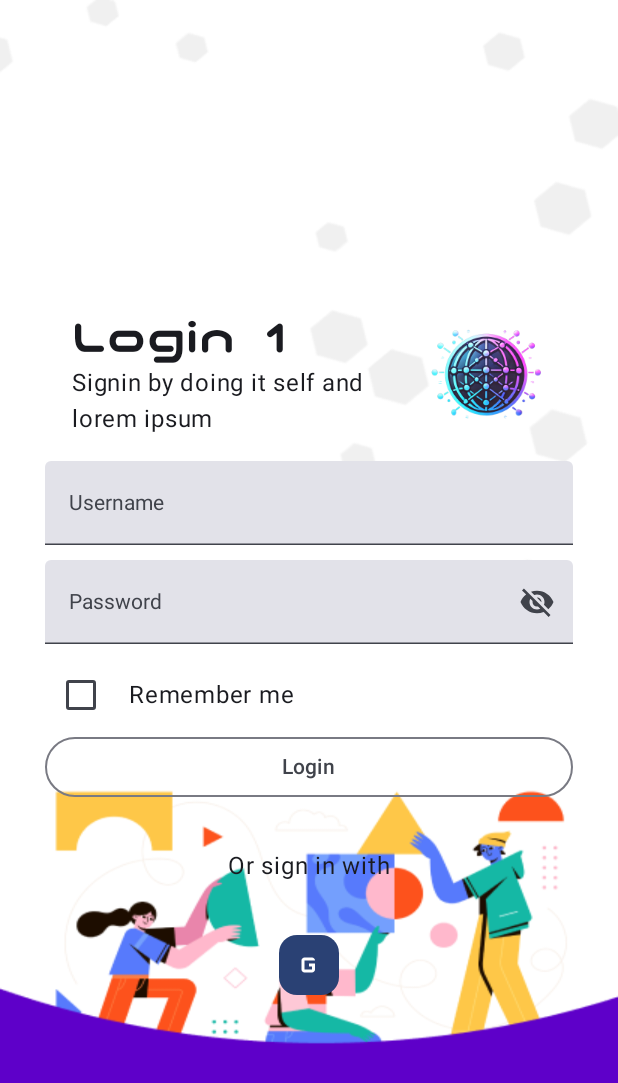
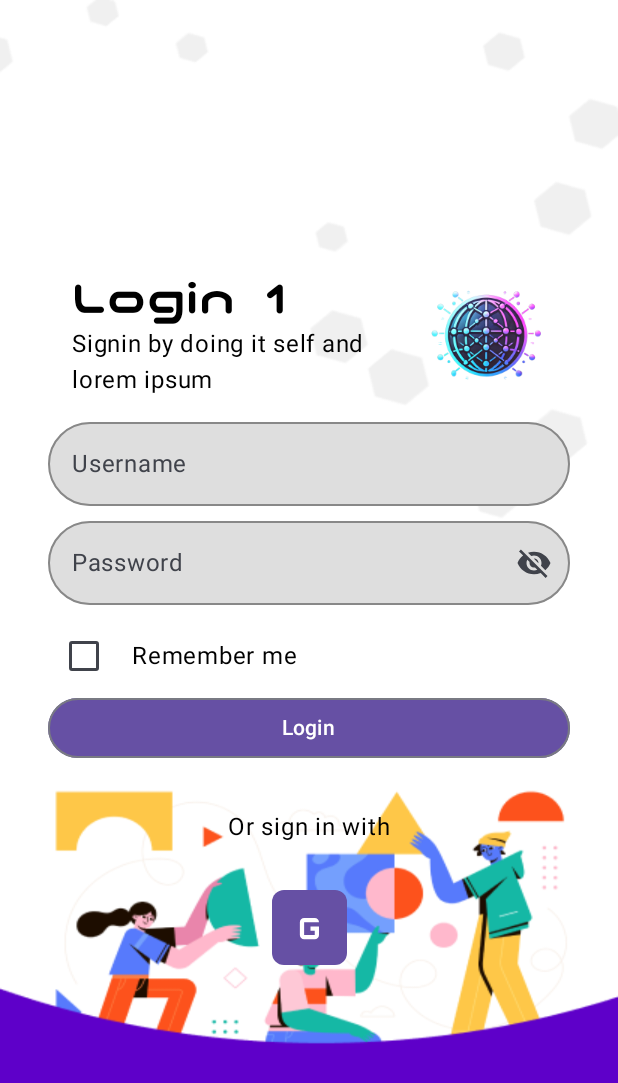
Before and after one commit to alramdhan/EssentialCode, an Android app built with Jetpack Compose: the screen it shows after launch (MainActivity), on a phone screen of 412 x 824 dp. Shown: the top 1083 px of the screen. Run offline under Robolectric (Android 15) with nearby library versions, the light colour scheme and no system bars; our stand-ins replace Dagger/Hilt's generated code, Firebase (no records; nobody signed in at launch, a user with empty details on screens opened directly); 4 statements that could not run were skipped.

Commit message:
update sign in view

```diff
--- a/app/src/main/java/com/logixphere/essentialcode/ui/auth/AuthActivity.kt
+++ b/app/src/main/java/com/logixphere/essentialcode/ui/auth/AuthActivity.kt
@@ -13,8 +13,10 @@ import androidx.compose.foundation.layout.fillMaxSize
 import androidx.compose.foundation.layout.fillMaxWidth
 import androidx.compose.foundation.layout.height
 import androidx.compose.foundation.layout.padding
+import androidx.compose.foundation.layout.size
 import androidx.compose.foundation.layout.width
 import androidx.compose.foundation.shape.RoundedCornerShape
+import androidx.compose.foundation.text.KeyboardActions
 import androidx.compose.foundation.text.KeyboardOptions
 import androidx.compose.material.icons.Icons
 import androidx.compose.material.icons.filled.GMobiledata
@@ -25,6 +27,7 @@ import androidx.compose.material3.FilledIconButton
 import androidx.compose.material3.Icon
 import androidx.compose.material3.IconButton
 import androidx.compose.material3.IconButtonColors
+import androidx.compose.material3.IconButtonDefaults
 import androidx.compose.material3.OutlinedButton
 import androidx.compose.material3.Surface
 import androidx.compose.material3.Text
@@ -34,12 +37,15 @@ import androidx.compose.runtime.getValue
 import androidx.compose.ui.Alignment
 import androidx.compose.ui.Modifier
 import androidx.compose.ui.draw.shadow
+import androidx.compose.ui.focus.FocusDirection
 import androidx.compose.ui.graphics.Color
 import androidx.compose.ui.layout.ContentScale
+import androidx.compose.ui.platform.LocalFocusManager
 import androidx.compose.ui.res.painterResource
 import androidx.compose.ui.text.font.Font
 import androidx.compose.ui.text.font.FontFamily
 import androidx.compose.ui.text.font.FontWeight
+import androidx.compose.ui.text.input.ImeAction
 import androidx.compose.ui.text.input.KeyboardType
 import androidx.compose.ui.text.input.PasswordVisualTransformation
 import androidx.compose.ui.text.input.VisualTransformation
@@ -49,6 +55,9 @@ import androidx.compose.ui.unit.dp
 import androidx.hilt.navigation.compose.hiltViewModel
 import androidx.navigation.NavController
 import com.logixphere.essentialcode.R
+import com.logixphere.essentialcode.ui.theme.Purple40
+import com.logixphere.essentialcode.utils.LPOutlButton
+import com.logixphere.essentialcode.utils.LPOutlTextField
 import com.logixphere.essentialcode.utils.LPTextField
 import com.logixphere.essentialcode.utils.ScreenUtil
 import com.logixphere.essentialcode.utils.ShowLoading
@@ -68,28 +77,19 @@ private fun LoginScreen(viewModel: AuthViewModel) {
 
     if(viewModel.loading.value == true) ShowLoading {}
 
-    Surface(
-        modifier = Modifier.fillMaxSize()
-    ) {
-        Box {
+    Box(modifier = Modifier.fillMaxSize()) {
         Image(
             modifier = Modifier.fillMaxSize(),
             painter = painterResource(R.drawable.bg_login),
             contentDescription = "background_login",
             contentScale = ContentScale.FillBounds
         )
-            Box(
-                modifier = Modifier
-                    .fillMaxSize(),
-                contentAlignment = Alignment.Center
-            ) {
         Column(
             horizontalAlignment = Alignment.CenterHorizontally,
             verticalArrangement = Arrangement.Center,
             modifier = Modifier
-                        .fillMaxWidth()
-                        .padding(top = 50.dp)
-                        .padding(horizontal = 30.dp),
+                .fillMaxSize()
+                .padding(horizontal = 32.dp),
         ) {
             Row(
                 modifier = Modifier.fillMaxWidth(),
@@ -119,20 +119,64 @@ private fun LoginScreen(viewModel: AuthViewModel) {
                 }
             )
             Spacer(modifier = Modifier.height(16.dp))
-                    LPTextField(
+            LoginField(loginState, viewModel)
+            Spacer(modifier = Modifier.height(10.dp))
+            PasswordField(loginState, viewModel)
+            Spacer(modifier = Modifier.height(10.dp))
+            RememberMe()
+            LPOutlButton(
+                onClick = {
+                    viewModel.onEvent(LoginEvent.Loading(true))
+                }
+            )
+            Spacer(modifier = Modifier.height(30.dp))
+            Text("Or sign in with")
+            Spacer(modifier = Modifier.height(30.dp))
+            IconButton(
+                onClick = {
+
+                },
+                modifier = Modifier
+                    .size(50.dp)
+                    .background(Purple40, shape = RoundedCornerShape(8.dp))
+                    .padding(8.dp)
+                    .border(width = 1.dp, color = Color.Transparent, shape = RoundedCornerShape(8.dp))
+            ) {
+                Icon(
+                    Icons.Default.GMobiledata,
+                    tint = Color.White,
+                    modifier = Modifier.size(50.dp),
+                    contentDescription = "google"
+                )
+            }
+        }
+    }
+}
+
+@Composable
+private fun LoginField(loginState: LoginEvent.LoginState, viewModel: AuthViewModel) {
+    val focusManager = LocalFocusManager.current
+    LPOutlTextField(
         value = loginState.userLogin,
         onValueChange = { viewModel.onEvent(LoginEvent.UserLoginChanged(it)) },
-                        label = "Username",
+        placeholder = "Username",
         isError = loginState.userLoginError,
         keyboardOptions = KeyboardOptions.Default.copy(
-                            keyboardType = KeyboardType.Email
+            keyboardType = KeyboardType.Email,
+            imeAction = ImeAction.Next
+        ),
+        keyboardActions = KeyboardActions(
+            onNext = { focusManager.moveFocus(FocusDirection.Down) }
         )
     )
-                    Spacer(modifier = Modifier.height(10.dp))
-                    LPTextField(
+}
+
+@Composable
+private fun PasswordField(loginState: LoginEvent.LoginState, viewModel: AuthViewModel) {
+    LPOutlTextField(
         value = loginState.userPwd,
         onValueChange = { viewModel.onEvent(LoginEvent.UserPWDChanged(it)) },
-                        label = "Password",
+        placeholder = "Password",
         isError = loginState.userPwdError,
         visualTransformation = if (loginState.pwdFieldVisibility) VisualTransformation.None else PasswordVisualTransformation(),
         trailingIcon = {
@@ -149,7 +193,10 @@ private fun LoginScreen(viewModel: AuthViewModel) {
             keyboardType = KeyboardType.Password
         )
     )
-                    Spacer(modifier = Modifier.height(10.dp))
+}
+
+@Composable
+private fun RememberMe() {
     Row(
         modifier = Modifier
             .fillMaxWidth()
@@ -167,27 +214,4 @@ private fun LoginScreen(viewModel: AuthViewModel) {
         Spacer(modifier = Modifier.width(8.dp))
         Text("Remember me")
     }
-                    OutlinedButton(
-                        modifier = Modifier
-                            .fillMaxWidth(),
-                        onClick = {
-                        viewModel.onEvent(LoginEvent.Loading(true))
-                    }) {
-                        Text("Login")
 }
-                    Spacer(modifier = Modifier.height(30.dp))
-                    Text("Or sign in with")
-                    Spacer(modifier = Modifier.height(30.dp))
-                    FilledIconButton(
-                        onClick = {
-
-                        },
-                        shape = RoundedCornerShape(12.dp)
-                    ) {
-                        Icon(Icons.Default.GMobiledata, "google")
-                    }
-                }
-            }
-        }
-    }
-}
--- a/app/src/main/java/com/logixphere/essentialcode/utils/LPWidgets.kt
+++ b/app/src/main/java/com/logixphere/essentialcode/utils/LPWidgets.kt
@@ -1,22 +1,25 @@
 package com.logixphere.essentialcode.utils
 
-import androidx.compose.foundation.BorderStroke
-import androidx.compose.foundation.background
-import androidx.compose.foundation.border
 import androidx.compose.foundation.layout.fillMaxWidth
 import androidx.compose.foundation.layout.padding
-import androidx.compose.foundation.text.BasicTextField
+import androidx.compose.foundation.shape.CircleShape
+import androidx.compose.foundation.text.KeyboardActions
 import androidx.compose.foundation.text.KeyboardOptions
+import androidx.compose.material3.ButtonDefaults
+import androidx.compose.material3.OutlinedButton
+import androidx.compose.material3.OutlinedTextField
+import androidx.compose.material3.OutlinedTextFieldDefaults
 import androidx.compose.material3.Text
 import androidx.compose.material3.TextField
-import androidx.compose.material3.TextFieldDefaults
 import androidx.compose.runtime.Composable
 import androidx.compose.ui.Modifier
 import androidx.compose.ui.graphics.Color
 import androidx.compose.ui.text.TextStyle
-import androidx.compose.ui.text.input.PasswordVisualTransformation
 import androidx.compose.ui.text.input.VisualTransformation
 import androidx.compose.ui.unit.dp
+import com.logixphere.essentialcode.ui.theme.Purple40
+import com.logixphere.essentialcode.viewmodels.AuthViewModel
+import com.logixphere.essentialcode.viewmodels.LoginEvent
 
 @Composable
 fun LPTextField(
@@ -27,7 +30,8 @@ fun LPTextField(
     supportingText: @Composable (() -> Unit)? = null,
     visualTransformation: VisualTransformation = VisualTransformation.None,
     trailingIcon: @Composable (() -> Unit)? = null,
-    keyboardOptions: KeyboardOptions = KeyboardOptions.Default
+    keyboardOptions: KeyboardOptions = KeyboardOptions.Default,
+    keyboardActions: KeyboardActions = KeyboardActions.Default
 ) {
     TextField(
         value = value,
@@ -45,5 +49,66 @@ fun LPTextField(
         visualTransformation = visualTransformation,
         trailingIcon = trailingIcon,
         keyboardOptions = keyboardOptions,
+        keyboardActions = keyboardActions
     )
 }
+
+@Composable
+fun LPOutlTextField(
+    value: String,
+    onValueChange: (String) -> Unit,
+    placeholder: String? = null,
+    isError: Boolean = false,
+    label: String? = null,
+    supportingText: @Composable (() -> Unit)? = null,
+    visualTransformation: VisualTransformation = VisualTransformation.None,
+    trailingIcon: @Composable (() -> Unit)? = null,
+    keyboardOptions: KeyboardOptions = KeyboardOptions.Default,
+    keyboardActions: KeyboardActions = KeyboardActions.Default
+) {
+    OutlinedTextField(
+        value = value,
+        onValueChange = onValueChange,
+        modifier = Modifier
+            .fillMaxWidth()
+            .padding(0.dp),
+        colors = OutlinedTextFieldDefaults.colors(
+            focusedContainerColor = Color(0xFFDEDEDE),
+            unfocusedContainerColor = Color(0xFFDEDEDE),
+            focusedBorderColor = Purple40,
+            unfocusedBorderColor = Color.Gray,
+            unfocusedTextColor = Color.Gray,
+            focusedTextColor = Color.Black
+        ),
+        enabled = true,
+        isError = isError,
+        label = if(label != null) {
+            { Text(label, style = TextStyle.Default.copy(background = Color.Transparent)) }
+        } else null,
+        shape = CircleShape,
+        placeholder = if(placeholder != null) {
+            { Text(placeholder) }
+        } else null,
+        supportingText = supportingText,
+        singleLine = true,
+        visualTransformation = visualTransformation,
+        trailingIcon = trailingIcon,
+        keyboardOptions = keyboardOptions,
+        keyboardActions = keyboardActions
+    )
+}
+
+@Composable
+fun LPOutlButton(onClick: () -> Unit) {
+    OutlinedButton(
+        modifier = Modifier
+            .fillMaxWidth(),
+        colors = ButtonDefaults.outlinedButtonColors(
+            containerColor = Purple40,
+            contentColor = Color.White
+        ),
+        onClick = onClick
+    ) {
+        Text("Login")
+    }
+}
```
Lines whose indentation alone changed are shown as unchanged.
